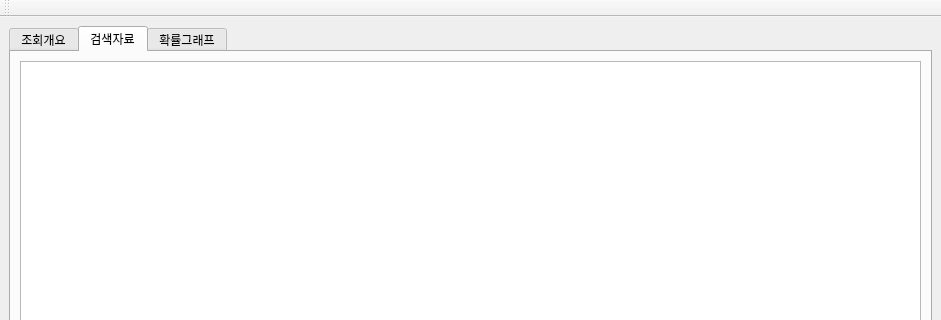
Qt form gui/ui/main_form.ui (67semo/gongbid) before a commit; both pictures show x 0 to 941 and y 0 to 320 of the 941 by 658 pixel window.
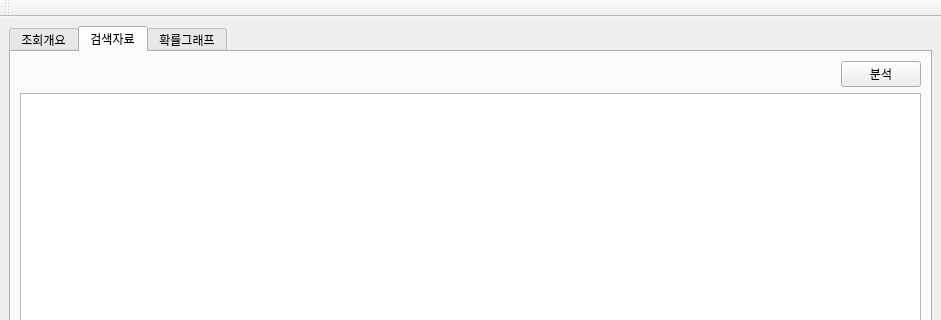
The same form after that commit. The open tabs and pages were chosen to show the change.

```diff
--- a/gui/ui/main_form.ui
+++ b/gui/ui/main_form.ui
@@ -15,7 +15,7 @@
   </property>
   <widget class="QWidget" name="centralwidget">
    <layout class="QGridLayout" name="gridLayout">
-    <item row="1" column="0">
+    <item row="0" column="0">
      <widget class="QTabWidget" name="tabWidget">
       <property name="currentIndex">
        <number>0</number>
@@ -281,7 +281,48 @@
        </attribute>
        <layout class="QGridLayout" name="gridLayout_2">
         <item row="0" column="0">
-         <widget class="QTableView" name="table_view"/>
+         <layout class="QVBoxLayout" name="verticalLayout">
+          <item>
+           <layout class="QHBoxLayout" name="horizontalLayout">
+            <property name="spacing">
+             <number>6</number>
+            </property>
+            <item>
+             <spacer name="horizontalSpacer">
+              <property name="orientation">
+               <enum>Qt::Horizontal</enum>
+              </property>
+              <property name="sizeHint" stdset="0">
+               <size>
+                <width>40</width>
+                <height>20</height>
+               </size>
+              </property>
+             </spacer>
+            </item>
+            <item>
+             <widget class="QPushButton" name="btn_analyze">
+              <property name="styleSheet">
+               <string notr="true">석</string>
+              </property>
+              <property name="text">
+               <string>분석</string>
+              </property>
+             </widget>
+            </item>
+           </layout>
+          </item>
+          <item>
+           <widget class="QTableView" name="table_view">
+            <property name="sizePolicy">
+             <sizepolicy hsizetype="Expanding" vsizetype="Expanding">
+              <horstretch>0</horstretch>
+              <verstretch>0</verstretch>
+             </sizepolicy>
+            </property>
+           </widget>
+          </item>
+         </layout>
         </item>
        </layout>
       </widget>
```
Left out of the diff: 2 changed lines with no effect on the pictures.
